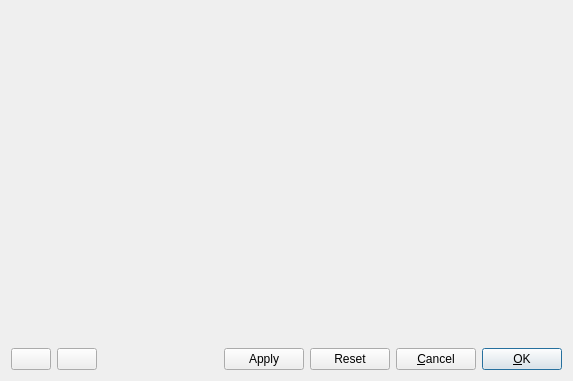
Qt form Qt/Components/Resources/UI/pqProxyWidgetDialog.ui (vbnhfylbh/ParaView) before a commit.
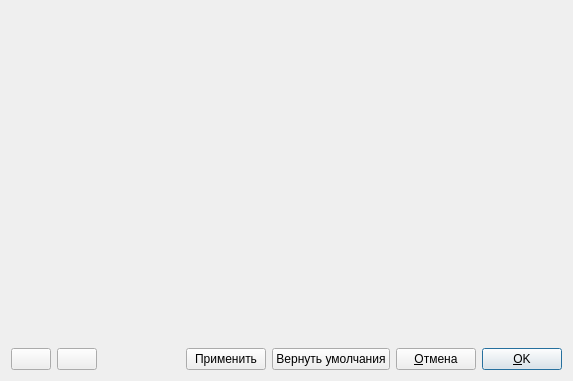
The same form after that commit. Icons and pictures are not drawn. Custom widgets are drawn as their Qt base class.

What changed in the file:
```diff
--- a/Qt/Components/Resources/UI/pqProxyWidgetDialog.ui
+++ b/Qt/Components/Resources/UI/pqProxyWidgetDialog.ui
@@ -99,7 +99,7 @@
          </sizepolicy>
         </property>
         <property name="text">
-         <string>Apply</string>
+         <string>Применить</string>
         </property>
         <property name="icon">
          <iconset theme="SP_DialogApplyButton">
@@ -111,7 +111,7 @@
       <item>
        <widget class="QPushButton" name="ResetButton">
         <property name="text">
-         <string>Reset</string>
+         <string>Вернуть умолчания</string>
         </property>
        </widget>
       </item>
@@ -124,7 +124,7 @@
          </sizepolicy>
         </property>
         <property name="text">
-         <string>&amp;Cancel</string>
+         <string>&amp;Отмена</string>
         </property>
        </widget>
       </item>
```
Left out of the diff: 6 changed lines with no effect on the pictures.
